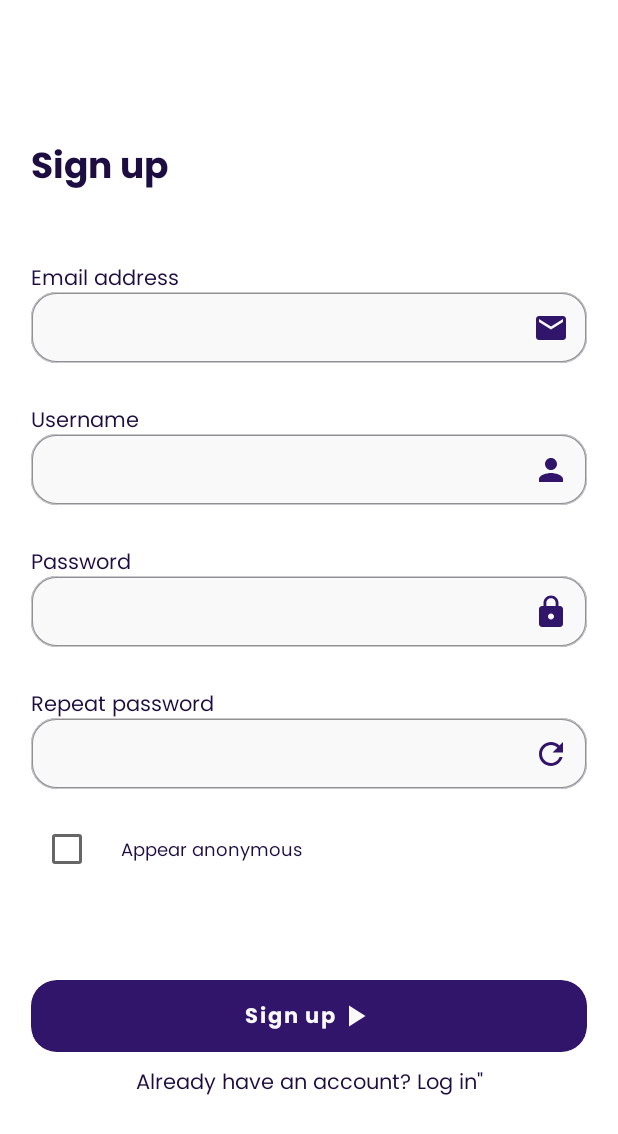
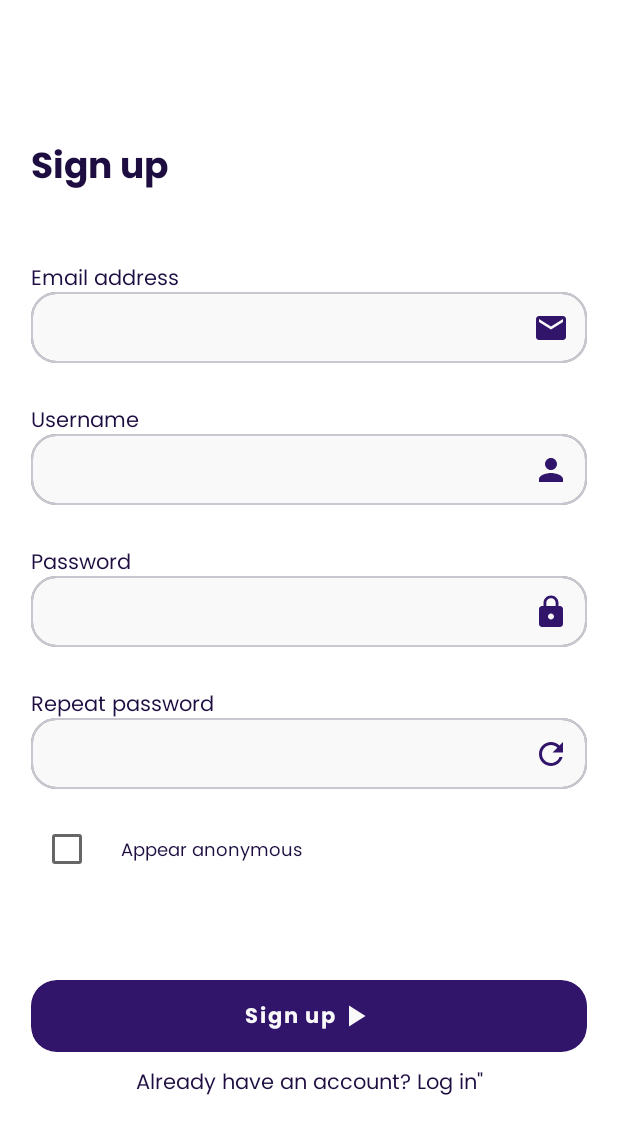
Before and after one commit to DubskySteam/OurStars, an Android app built with Jetpack Compose: the SignupScreen screen opened through its navigation route, on a phone screen of 412 x 824 dp. Shown: the top 1134 px of the screen. Run offline under Robolectric (Android 15) with nearby library versions, the phone set to English and light mode, and no system bars.

Commit message:
fixed TextFieldDefault border

```diff
--- a/Android/app/src/main/java/dev/dubsky/ourstars/android/composables/textfield/TextFieldDefault.kt
+++ b/Android/app/src/main/java/dev/dubsky/ourstars/android/composables/textfield/TextFieldDefault.kt
@@ -32,7 +32,7 @@ fun TextFieldDefault(state: MutableState<TextFieldValue>, trail: ImageVector) {
         colors = TextFieldDefaults.textFieldColors(backgroundColor = White98, cursorColor = Primary25, textColor = Primary25),
         modifier = Modifier
             .fillMaxWidth()
-            .border(border = BorderStroke(0.5.dp, Gray80), shape = RoundedCornerShape(17.dp))
+            .border(border = BorderStroke(1.dp, Gray80), shape = RoundedCornerShape(17.dp))
             .height(47.dp)
     )
 }
```
